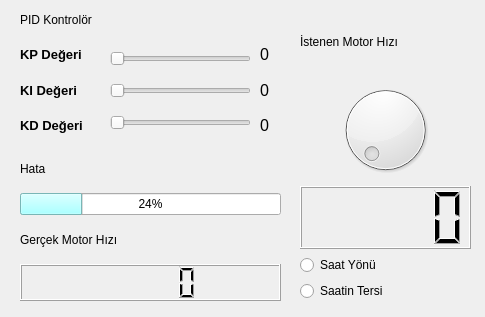
Old version of the form dialog.ui in the repository KayaTS/QtSerial-Pid.
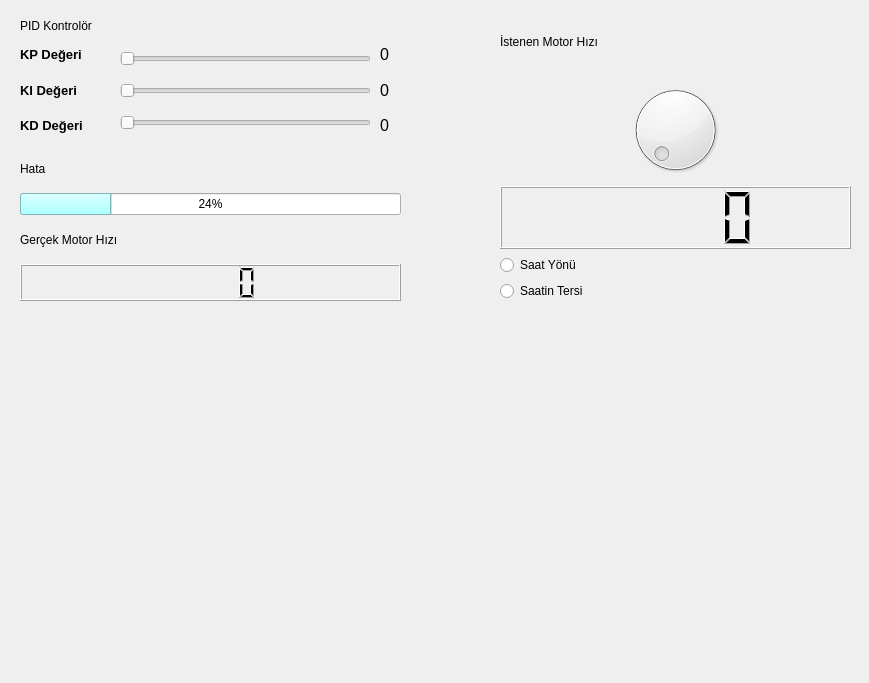
New version of the form.

The edit to the form file:
```diff
--- a/dialog.ui
+++ b/dialog.ui
@@ -6,8 +6,8 @@
    <rect>
     <x>0</x>
     <y>0</y>
-    <width>485</width>
-    <height>317</height>
+    <width>869</width>
+    <height>683</height>
    </rect>
   </property>
   <property name="windowTitle">
@@ -22,9 +22,9 @@
   <widget class="QWidget" name="layoutWidget">
    <property name="geometry">
     <rect>
-     <x>300</x>
+     <x>500</x>
      <y>10</y>
-     <width>171</width>
+     <width>351</width>
      <height>291</height>
     </rect>
    </property>
@@ -73,7 +73,7 @@
     <rect>
      <x>20</x>
      <y>150</y>
-     <width>261</width>
+     <width>381</width>
      <height>151</height>
     </rect>
    </property>
@@ -109,8 +109,8 @@
     <rect>
      <x>20</x>
      <y>10</y>
-     <width>75</width>
-     <height>20</height>
+     <width>121</width>
+     <height>31</height>
     </rect>
    </property>
    <property name="text">
@@ -120,7 +120,7 @@
   <widget class="QWidget" name="layoutWidget">
    <property name="geometry">
     <rect>
-     <x>260</x>
+     <x>380</x>
      <y>40</y>
      <width>21</width>
      <height>101</height>
@@ -189,9 +189,9 @@
   <widget class="QWidget" name="layoutWidget">
    <property name="geometry">
     <rect>
-     <x>110</x>
+     <x>120</x>
      <y>40</y>
-     <width>141</width>
+     <width>251</width>
      <height>101</height>
     </rect>
    </property>
@@ -225,6 +225,24 @@
     </item>
    </layout>
   </widget>
+  <widget class="QWidget" name="layoutWidget">
+   <property name="geometry">
+    <rect>
+     <x>20</x>
+     <y>310</y>
+     <width>831</width>
+     <height>361</height>
+    </rect>
+   </property>
+   <layout class="QVBoxLayout" name="verticalLayout_7">
+    <item>
+     <layout class="QGridLayout" name="gridLayout"/>
+    </item>
+    <item>
+     <layout class="QVBoxLayout" name="verticalLayout_3"/>
+    </item>
+   </layout>
+  </widget>
  </widget>
  <resources/>
  <connections/>
```
